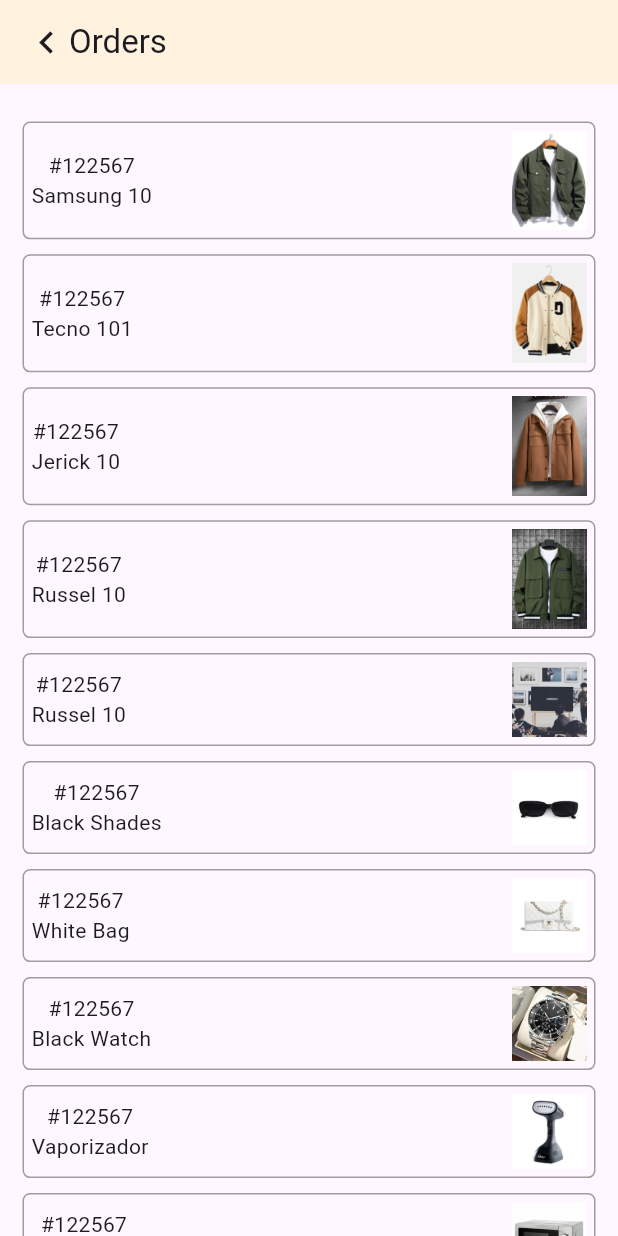
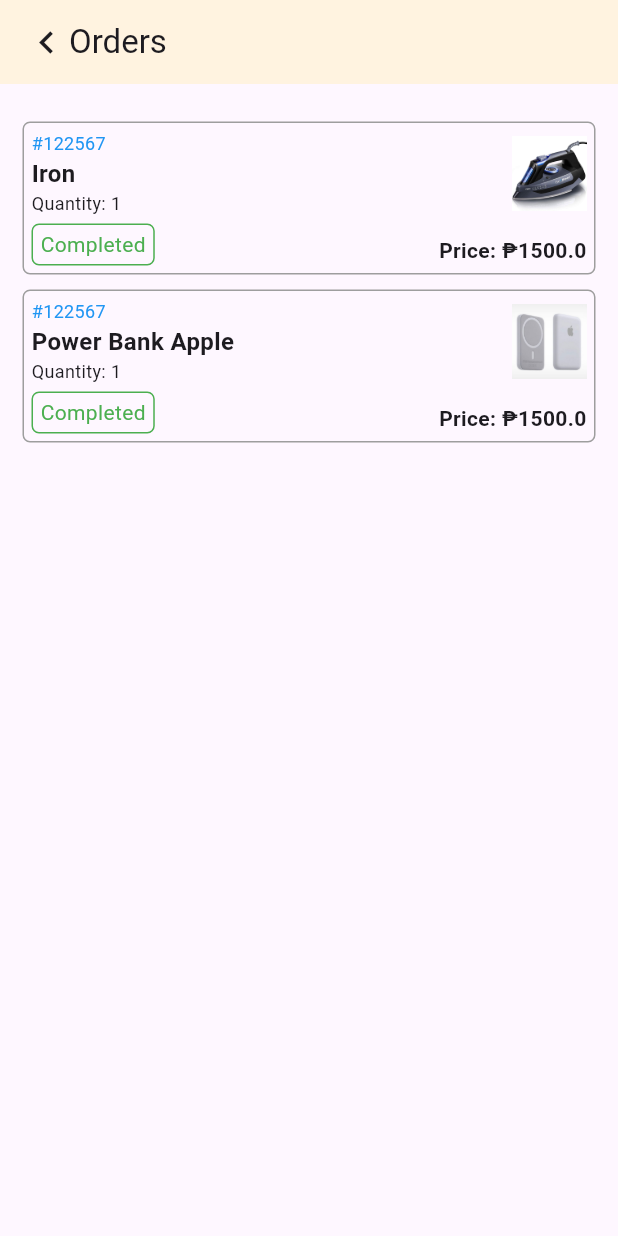
Before and after one commit to Jerickivan29/ChopyApp, a Flutter app: the OrdersPage screen opened directly, on a phone screen of 412 x 824 dp. Run offline on Flutter 3.47's test engine with Material 3 defaults, Android fonts, the phone set to English and light mode, and no system bars; our stand-ins replace carousel_slider.

Commit message:
order update

```diff
--- a/chopy_app/lib/main.dart
+++ b/chopy_app/lib/main.dart
@@ -1,5 +1,6 @@
 import 'package:chopy_app/categories.dart';
 import 'package:chopy_app/homepage.dart';
+import 'package:chopy_app/login.dart';
 import 'package:chopy_app/profile.dart';
 import 'package:chopy_app/wishlist.dart';
 import 'package:flutter/material.dart';
@@ -11,9 +12,9 @@
   const MyApp({super.key});
   @override
   Widget build(BuildContext context) {
-    return const MaterialApp(
+    return  MaterialApp(
       debugShowCheckedModeBanner: false,
-      home: MyHomePage(),
+      home: Login(),
     );
   }
 }
--- /dev/null
+++ b/chopy_app/lib/order_list.dart
@@ -0,0 +1,38 @@
+import 'package:chopy_app/product_list.dart';
+import 'package:chopy_app/cart_list.dart';
+
+class OrderList {
+  const OrderList({required this.products});
+
+  final List<ProductList> products;
+
+}
+
+List<ProductList> ordersList = [
+   const ProductList(
+      name: "Iron",
+      category: "Appliances",
+      description: "Lorem ipsum dolor sit amet, consectetur adipiscing elit. Donec vel egestas dolor, nec dignissim metus. Donec augue elit, rhoncus ac sodales id, porttitor vitae est. Donec laoreet rutrum libero sed pharetra. ",
+      price: 2000,
+      discountedPrice: 1500,
+      imagePath: "assets/images/appliances3.jpeg",
+      percent: "15"),
+    const ProductList(
+      name: "Power Bank Apple",
+      category: "Electronics",
+      description: "Lorem ipsum dolor sit amet, consectetur adipiscing elit. Donec vel egestas dolor, nec dignissim metus. Donec augue elit, rhoncus ac sodales id, porttitor vitae est. Donec laoreet rutrum libero sed pharetra. ",
+      price: 2000,
+      discountedPrice: 1500,
+      imagePath: "assets/images/electronics1.jpg",
+      percent: "15"),
+  ];
+
+void orderProducts({products}) {
+  for (var product in products) {
+    ordersList.add(product);
+  }
+
+  cartList = [];
+
+
+}
--- a/chopy_app/lib/orders.dart
+++ b/chopy_app/lib/orders.dart
@@ -1,6 +1,7 @@
 import 'package:chopy_app/main.dart';
 import 'package:flutter/material.dart';
 import 'package:chopy_app/product_list.dart';
+import 'package:chopy_app/order_list.dart';
 import 'package:chopy_app/single_product.dart';
 
 class OrdersPage extends StatelessWidget {
@@ -8,7 +9,7 @@
 
   @override
   Widget build(BuildContext context) {
-    List<ProductList> allProducts = products;
+    List<ProductList> allProducts = ordersList;
 
     return Scaffold(
       appBar: AppBar(
@@ -70,12 +71,46 @@
               mainAxisAlignment: MainAxisAlignment.spaceBetween,
               children: [
                 Column(
-                  children: [Text("#122567"), Text(product.name)],
-                ), Image.asset(product.imagePath, width: 50,)
+                  crossAxisAlignment: CrossAxisAlignment.start,
+                  children: [
+                    Text(
+                      "#122567",
+                      style: TextStyle(color: Colors.blue, fontSize: 12),
+                    ),
+                    Text(
+                      product.name,
+                      style:
+                          TextStyle(fontSize: 16, fontWeight: FontWeight.bold),
+                    ),Text("Quantity: 1", style: TextStyle(fontSize: 12),)
+                  ],
+                ),
+                Image.asset(
+                  product.imagePath,
+                  width: 50,
+                )
               ],
             ),
-          Row(children: [],)],
-
+            SizedBox(
+              height: 5,
+            ),
+            Row(
+              mainAxisAlignment: MainAxisAlignment.spaceBetween,
+              crossAxisAlignment: CrossAxisAlignment.end,
+              children: [
+                Container(
+                  padding: EdgeInsets.symmetric(horizontal: 5, vertical: 3),
+                  decoration: BoxDecoration(
+                      borderRadius: BorderRadius.circular(5),
+                      border: Border.all(width: 1, color: Colors.green)),
+                  child: Text(
+                    "Completed",
+                    style: TextStyle(color: Colors.green),
+                  ),
+                ),
+                Text("Price: ₱${product.discountedPrice}", style: TextStyle(fontWeight: FontWeight.bold, fontSize: 14),)
+              ],
+            )
+          ],
         ),
       ),
     );
--- a/chopy_app/lib/products_page.dart
+++ b/chopy_app/lib/products_page.dart
@@ -89,7 +89,7 @@
                     ),
                     Row(
                       children: [
-                        Text(product.discountedPrice.toString(),
+                        Text("₱${product.discountedPrice.toString()}",
                             style: const TextStyle(
                               fontWeight: FontWeight.bold,
                               fontSize: 18,
@@ -98,7 +98,7 @@
                           width: 5,
                         ),
                         Text(
-                          product.price.toString(),
+                          "₱${product.price.toString()}",
                           style: const TextStyle(
                             fontWeight: FontWeight.bold,
                             fontSize: 12,
@@ -112,7 +112,7 @@
               ],
             ),
             Text(
-              "${product.percent} OFF",
+              "${product.percent}% OFF",
             )
           ],
         ),
--- a/chopy_app/lib/single_product.dart
+++ b/chopy_app/lib/single_product.dart
@@ -126,7 +126,7 @@
                           child: Container(
                               padding: EdgeInsets.symmetric(
                                   vertical: 5, horizontal: 10),
-                              child: Text("Add Cart",
+                              child: Text("Add to Cart",
                                   style: TextStyle(
                                       fontSize: 18,
                                       fontWeight: FontWeight.bold))),
--- a/chopy_app/lib/wishlist.dart
+++ b/chopy_app/lib/wishlist.dart
@@ -40,13 +40,13 @@
       body: SingleChildScrollView(
         child: Column(
           children: const [
-            WishlistProduct(imageProduct: 'assets/images/accessories1.jpeg', category: 'Accessories', name: 'Sunglass', desc: 'Latest model with amazing features', price: '\$799.99',),
-            WishlistProduct(imageProduct: 'assets/images/appliances1.jpeg', category: 'Appliances', name: 'Vaporizador', desc: 'Latest model with amazing features', price: '\$799.99',),
-            WishlistProduct(imageProduct: 'assets/images/cap1.jpeg', category: 'Fashion', name: 'New Era', desc: 'Latest model with amazing features', price: '\$799.99',),
-            WishlistProduct(imageProduct: 'assets/images/cp1.jpg', category: 'Mobiles', name: 'Smartphone', desc: 'Latest model with amazing features', price: '\$799.99',),
-            WishlistProduct(imageProduct: 'assets/images/damit1.jpeg', category: 'Fasjion', name: 'T-shirt', desc: 'Latest model with amazing features', price: '\$799.99',),
-            WishlistProduct(imageProduct: 'assets/images/electronics1.jpg', category: 'Electronics', name: 'Power Bank', desc: 'Latest model with amazing features', price: '\$799.99',),
-            WishlistProduct(imageProduct: 'assets/images/fashion1.png', category: 'Fashion', name: 'Nike Air Force', desc: 'Latest model with amazing features', price: '\$799.99',),
+            WishlistProduct(imageProduct: 'assets/images/accessories1.jpeg', category: 'Accessories', name: 'Sunglass', desc: 'Latest model with amazing features', price: '\₱799.99',),
+            WishlistProduct(imageProduct: 'assets/images/appliances1.jpeg', category: 'Appliances', name: 'Vaporizador', desc: 'Latest model with amazing features', price: '\₱799.99',),
+            WishlistProduct(imageProduct: 'assets/images/cap1.jpeg', category: 'Fashion', name: 'New Era', desc: 'Latest model with amazing features', price: '\₱799.99',),
+            WishlistProduct(imageProduct: 'assets/images/cp1.jpg', category: 'Mobiles', name: 'Smartphone', desc: 'Latest model with amazing features', price: '\₱799.99',),
+            WishlistProduct(imageProduct: 'assets/images/damit1.jpeg', category: 'Fasjion', name: 'T-shirt', desc: 'Latest model with amazing features', price: '\₱799.99',),
+            WishlistProduct(imageProduct: 'assets/images/electronics1.jpg', category: 'Electronics', name: 'Power Bank', desc: 'Latest model with amazing features', price: '\₱799.99',),
+            WishlistProduct(imageProduct: 'assets/images/fashion1.png', category: 'Fashion', name: 'Nike Air Force', desc: 'Latest model with amazing features', price: '\₱799.99',),
           ],
         ),
       ),
```
Also changed, not shown: chopy_app/lib/cart.dart (+28 -9 lines), chopy_app/lib/products_category.dart (+1 -7 lines), chopy_app/lib/cart_list.dart (line endings or trailing spaces).
